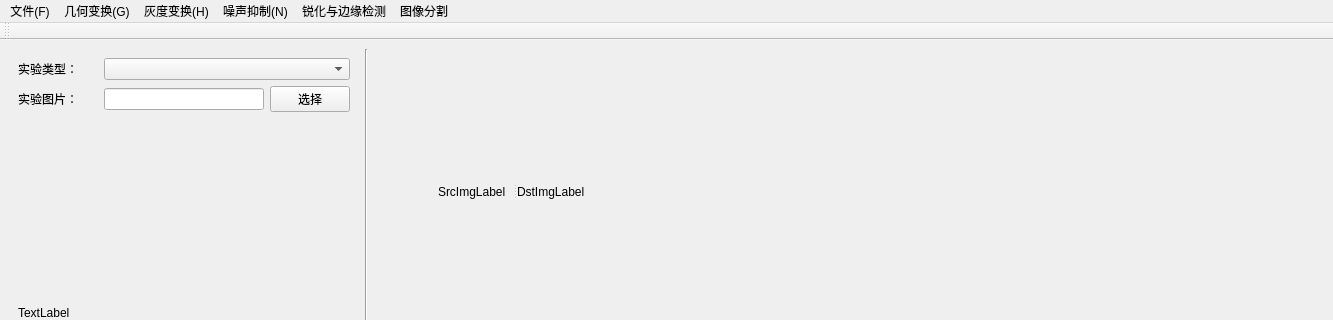
Above: DLMainWindow.ui from Edward-HE/SDUWH_DIP_2020 before the change; both pictures show x 0 to 1333 and y 0 to 320 of the 1333 by 579 pixel window. Below: the same form after it.
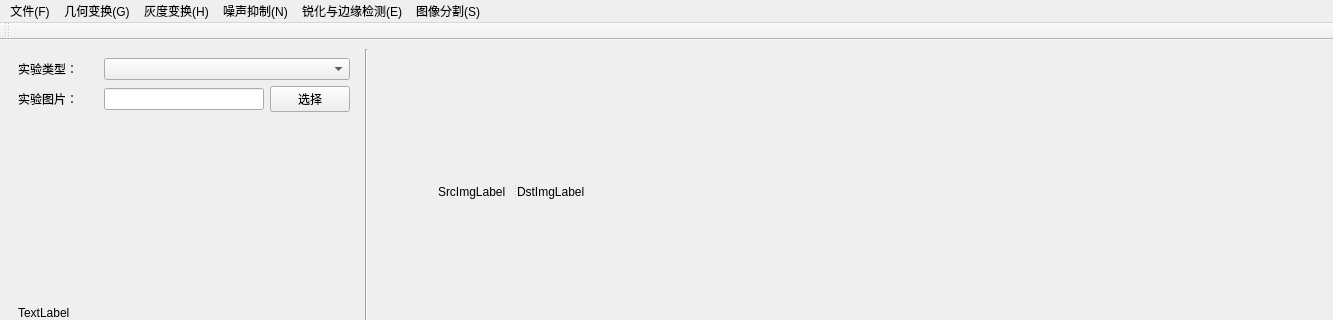
That is the form after the change.

Commit message: 添加边缘检测

The edit to the form file:
```diff
--- a/DLMainWindow.ui
+++ b/DLMainWindow.ui
@@ -231,22 +231,22 @@
     <addaction name="menu_addnoise"/>
     <addaction name="menu_denoise"/>
    </widget>
-   <widget class="QMenu" name="menu_4">
+   <widget class="QMenu" name="menu_edge_detect">
     <property name="title">
-     <string>锐化与边缘检测</string>
+     <string>锐化与边缘检测(E)</string>
     </property>
    </widget>
-   <widget class="QMenu" name="menu_5">
+   <widget class="QMenu" name="menu_segment">
     <property name="title">
-     <string>图像分割</string>
+     <string>图像分割(S)</string>
     </property>
    </widget>
    <addaction name="menu"/>
    <addaction name="menu_G"/>
    <addaction name="menu_H"/>
    <addaction name="menu_N"/>
-   <addaction name="menu_4"/>
-   <addaction name="menu_5"/>
+   <addaction name="menu_edge_detect"/>
+   <addaction name="menu_segment"/>
   </widget>
   <widget class="QStatusBar" name="statusbar"/>
   <widget class="QToolBar" name="toolBar">
```
Left out of the diff: 36 changed lines with no effect on the pictures. The commit also changes 8 other files.
